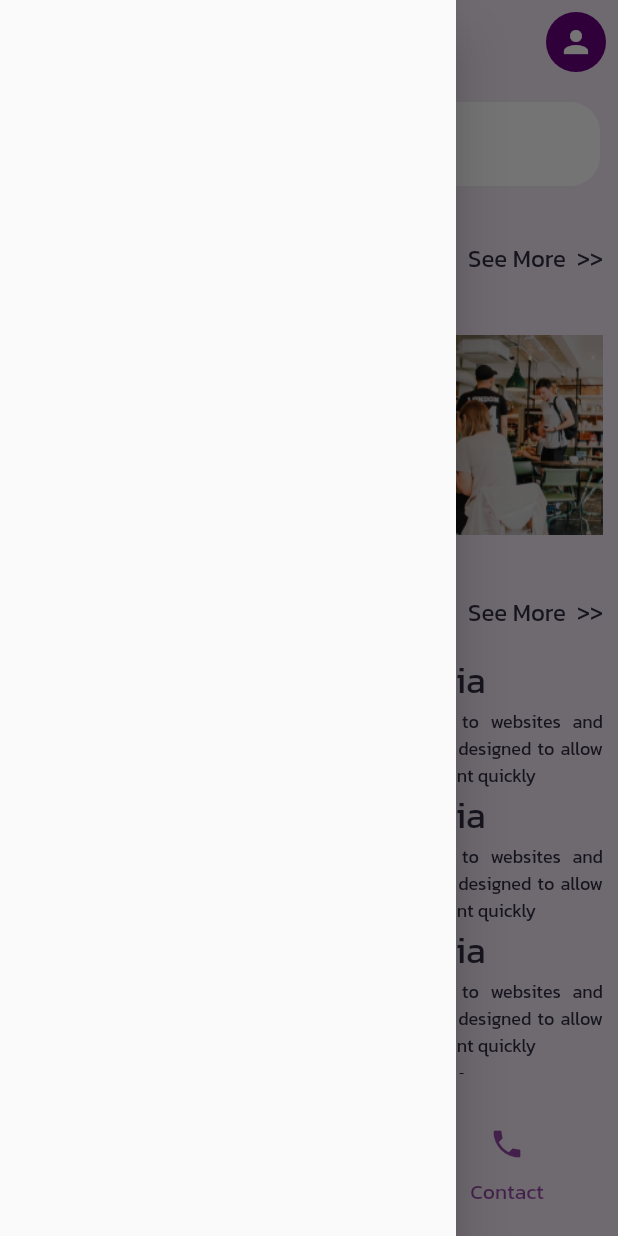
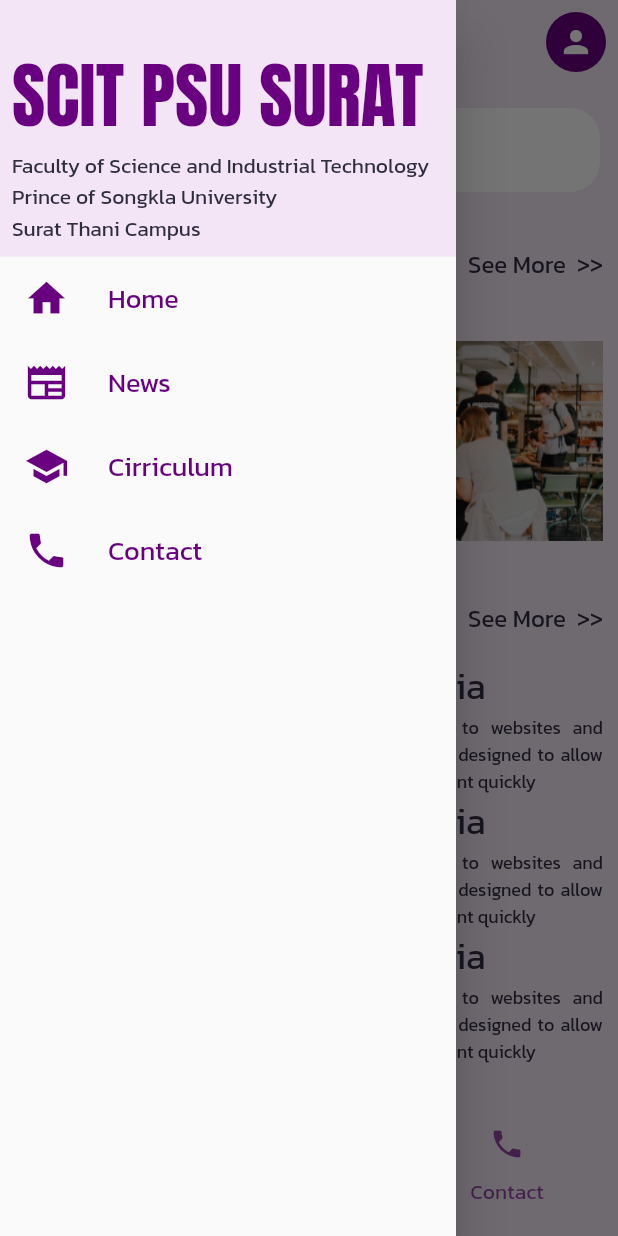
Before and after one commit to 2018Patty/flutter_scitapp, a Flutter app: the News screen opened directly with empty values, after a tap on the "menu" icon, on a phone screen of 412 x 824 dp. Run offline on Flutter 3.47's test engine with Material 2 defaults, Android fonts, the phone set to English and light mode, and no system bars.

Commit message:
Add Name Drawer

```diff
--- a/lib/main.dart
+++ b/lib/main.dart
@@ -1,6 +1,7 @@
 import 'package:flutter/material.dart';
 import 'package:themedemo66/pages/hello.dart';
 import 'package:themedemo66/pages/login.dart';
+import 'package:themedemo66/pages/mainnews.dart';
 import 'package:themedemo66/pages/news.dart';
 import 'package:themedemo66/pages/newsbody.dart';
 import 'package:themedemo66/pages/register.dart';
@@ -25,6 +26,7 @@ class MyApp extends StatelessWidget {
         '/register': (context) => Register(),
         '/login': (context) => Login(),
         '/news': (context) => News(),
+        '/mainnews': (context) => MainNews(),
       },
     );
   }
--- /dev/null
+++ b/lib/pages/appbarmain.dart
@@ -0,0 +1,56 @@
+import 'package:flutter/material.dart';
+import 'package:themedemo66/color.dart';
+
+class AppBarMain extends StatefulWidget implements PreferredSizeWidget {
+  const AppBarMain({
+    super.key,
+    // required this.data,
+  });
+
+  // final Map data;
+
+  @override
+  State<AppBarMain> createState() => _AppBarMainState();
+
+  @override
+  // TODO: implement preferredSize
+
+  Size get preferredSize => const Size.fromHeight(60);
+}
+
+class _AppBarMainState extends State<AppBarMain> {
+  @override
+  Widget build(BuildContext context) {
+    return AppBar(
+      leading: Builder(
+        builder: (context) => IconButton(
+          onPressed: () {
+            Scaffold.of(context).openDrawer();
+          },
+          icon: Icon(Icons.menu, color: Theme.of(context).colorScheme.primary),
+        ),
+      ),
+      titleTextStyle: Theme.of(context).textTheme.headlineSmall,
+      elevation: 0,
+      title: Text(
+        'Home', // : ${widget.data['user']}',
+        style: Theme.of(context).textTheme.headlineSmall?.copyWith(
+              color: purplePrimary,
+            ),
+      ),
+      centerTitle: false,
+      backgroundColor: Theme.of(context).colorScheme.background,
+      // ignore: prefer_const_literals_to_create_immutables
+      actions: [
+        Padding(
+          padding: const EdgeInsets.all(8.0),
+          child: CircleAvatar(
+            backgroundColor: Theme.of(context).colorScheme.primary,
+            child: Icon(Icons.person,
+                color: Theme.of(context).colorScheme.onPrimary),
+          ),
+        )
+      ],
+    );
+  }
+}
--- /dev/null
+++ b/lib/pages/drawerheader.dart
@@ -0,0 +1,36 @@
+import 'package:flutter/material.dart';
+import 'package:themedemo66/color.dart';
+
+class DrawHeader extends StatelessWidget {
+  const DrawHeader({
+    super.key,
+  });
+
+  @override
+  Widget build(BuildContext context) {
+    return Container(
+      color: lightPurple,
+      padding: EdgeInsets.all(8),
+      child: Column(
+        crossAxisAlignment: CrossAxisAlignment.start,
+        children: [
+          SizedBox(
+            height: 20,
+          ),
+          Text(
+            'SCIT PSU SURAT',
+            style: Theme.of(context).textTheme.headlineLarge,
+          ),
+          Text(
+            'Faculty of Science and Industrial Technology',
+            style: Theme.of(context).textTheme.bodyMedium!.copyWith(
+                  fontSize: 14,
+                ),
+          ),
+          Text('Prince of Songkla University'),
+          Text('Surat Thani Campus')
+        ],
+      ),
+    );
+  }
+}
--- /dev/null
+++ b/lib/pages/listtilemenu.dart
@@ -0,0 +1,36 @@
+import 'package:flutter/material.dart';
+import 'package:themedemo66/color.dart';
+
+class ListTileMenu extends StatelessWidget {
+  final IconData icon;
+  final String menuName;
+  final String routeName;
+
+  const ListTileMenu({
+    super.key,
+    required this.icon,
+    required this.menuName,
+    required this.routeName,
+  });
+
+  @override
+  Widget build(BuildContext context) {
+    return ListTile(
+      leading: Icon(
+        icon,
+        size: 30,
+        color: purplePrimary,
+      ),
+      title: Text(
+        menuName,
+        style: Theme.of(context).textTheme.bodyLarge!.copyWith(
+              fontSize: 18,
+              color: purplePrimary,
+            ),
+      ),
+      onTap: () {
+        Navigator.pushNamed(context, routeName);
+      },
+    );
+  }
+}
--- a/lib/pages/login.dart
+++ b/lib/pages/login.dart
@@ -1,7 +1,7 @@
 import 'package:flutter/material.dart';
 import 'package:themedemo66/color.dart';
-import 'package:themedemo66/pages/hello.dart';
-import 'package:themedemo66/pages/news.dart';
+// import 'package:themedemo66/pages/hello.dart';
+// import 'package:themedemo66/pages/news.dart';
 
 class Login extends StatefulWidget {
   const Login({Key? key}) : super(key: key);
@@ -63,6 +63,7 @@ class _LoginState extends State<Login> {
               ),
               TextFormField(
                 controller: password,
+                obscureText: true,
                 decoration: InputDecoration(
                   hintText: "Enter password",
                   filled: true,
--- /dev/null
+++ b/lib/pages/maindrawer.dart
@@ -0,0 +1,30 @@
+import 'package:flutter/material.dart';
+import 'package:themedemo66/pages/drawerheader.dart';
+import 'package:themedemo66/pages/listtilemenu.dart';
+
+class MainDrawer extends StatelessWidget {
+  const MainDrawer({
+    super.key,
+  });
+
+  @override
+  Widget build(BuildContext context) {
+    return Drawer(
+      child: ListView(
+        children: const [
+          DrawHeader(),
+          ListTileMenu(
+              icon: Icons.home, menuName: 'Home', routeName: '/mainnews'),
+          ListTileMenu(
+              icon: Icons.newspaper, menuName: 'News', routeName: '/news'),
+          ListTileMenu(
+              icon: Icons.school,
+              menuName: 'Cirriculum',
+              routeName: '/register'),
+          ListTileMenu(
+              icon: Icons.phone, menuName: 'Contact', routeName: '/login'),
+        ],
+      ),
+    );
+  }
+}
--- a/lib/pages/mainnews.dart
+++ b/lib/pages/mainnews.dart
@@ -1,4 +1,6 @@
 import 'package:flutter/material.dart';
+import 'package:themedemo66/pages/appbarmain.dart';
+import 'package:themedemo66/pages/maindrawer.dart';
 
 class MainNews extends StatefulWidget {
   const MainNews({Key? key}) : super(key: key);
@@ -13,7 +15,9 @@ class _MainNewsState extends State<MainNews> {
   @override
   Widget build(BuildContext context) {
     return Scaffold(
+      appBar: AppBarMain(),
       body: buildSingleChildScrollView(context),
+      drawer: MainDrawer(),
     );
   }
 
--- a/lib/pages/news.dart
+++ b/lib/pages/news.dart
@@ -2,7 +2,11 @@
 
 import 'package:flutter/material.dart';
 import 'package:themedemo66/color.dart';
+import 'package:themedemo66/pages/appbarmain.dart';
+import 'package:themedemo66/pages/listtilemenu.dart';
+import 'package:themedemo66/pages/maindrawer.dart';
 import 'package:themedemo66/pages/newsbody.dart';
+import 'package:themedemo66/pages/drawerheader.dart';
 
 class News extends StatefulWidget {
   const News({Key? key}) : super(key: key);
@@ -19,40 +23,9 @@ class _NewsState extends State<News> {
       length: 3,
       child: Scaffold(
         backgroundColor: Theme.of(context).colorScheme.background,
-        appBar: AppBar(
-          leading: Builder(
-            builder: (context) => IconButton(
-              onPressed: () {
-                Scaffold.of(context).openDrawer();
-              },
-              icon: Icon(Icons.menu,
-                  color: Theme.of(context).colorScheme.primary),
-            ),
-          ),
-          titleTextStyle: Theme.of(context).textTheme.headlineSmall,
-          elevation: 0,
-          title: Text(
-            'Home : ${data['user']}',
-            style: Theme.of(context).textTheme.headlineSmall?.copyWith(
-                  color: purplePrimary,
-                ),
-          ),
-          centerTitle: false,
-          backgroundColor: Theme.of(context).colorScheme.background,
-          // ignore: prefer_const_literals_to_create_immutables
-          actions: [
-            Padding(
-              padding: const EdgeInsets.all(8.0),
-              child: CircleAvatar(
-                backgroundColor: Theme.of(context).colorScheme.primary,
-                child: Icon(Icons.person,
-                    color: Theme.of(context).colorScheme.onPrimary),
-              ),
-            )
-          ],
-        ),
+        appBar: AppBarMain(),
         bottomNavigationBar: buildTabBar(),
-        drawer: Drawer(),
+        drawer: MainDrawer(),
         body: TabBarView(
           children: const [
             NewsBody(),
--- a/lib/pages/newsbody.dart
+++ b/lib/pages/newsbody.dart
@@ -46,7 +46,7 @@ class _NewsBodyState extends State<NewsBody> {
       ),
       height: 300,
       child: ListView.builder(
-          itemCount: 4,
+          itemCount: 3,
           itemBuilder: (context, index) {
             return const NewsLine();
           }),
```
